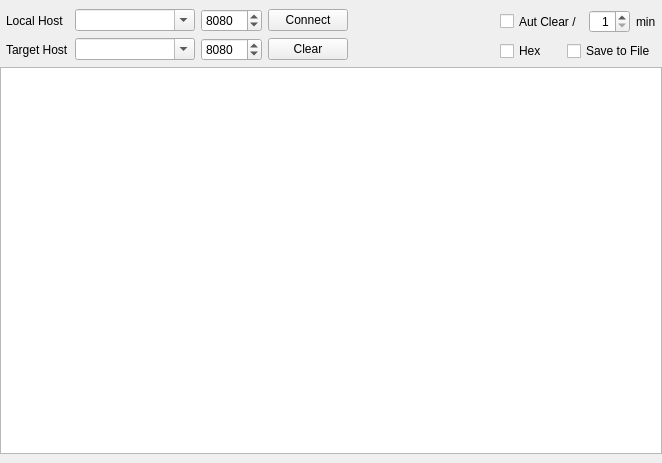
The window that ls_pagetcpclient.ui (long568/LoSocket) describes before a commit, drawn with Qt 5.
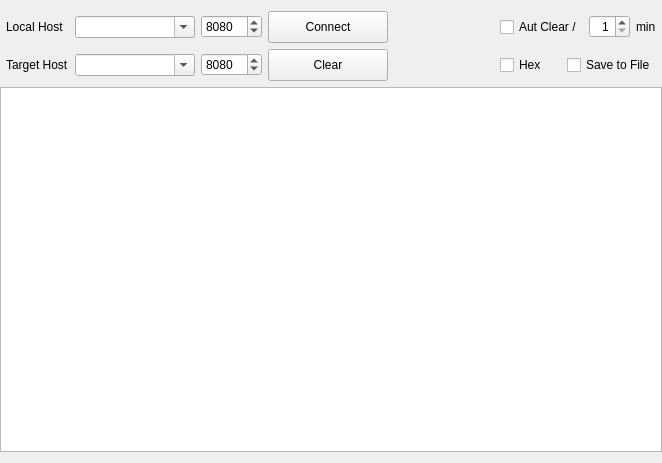
The same window after the commit.

Patch:
```diff
--- a/ls_pagetcpclient.ui
+++ b/ls_pagetcpclient.ui
@@ -14,18 +14,15 @@
    <string>Form</string>
   </property>
   <layout class="QVBoxLayout" name="verticalLayout_3" stretch="0,1">
+   <property name="spacing">
+    <number>6</number>
+   </property>
    <property name="leftMargin">
     <number>0</number>
    </property>
-   <property name="topMargin">
-    <number>9</number>
-   </property>
    <property name="rightMargin">
     <number>0</number>
    </property>
-   <property name="bottomMargin">
-    <number>9</number>
-   </property>
    <item>
     <layout class="QHBoxLayout" name="horizontalLayout_5" stretch="0,1,0">
      <property name="leftMargin">
@@ -35,7 +32,7 @@
       <number>6</number>
      </property>
      <item>
-      <layout class="QVBoxLayout" name="verticalLayout">
+      <layout class="QVBoxLayout" name="verticalLayout" stretch="1,1">
        <item>
         <layout class="QHBoxLayout" name="horizontalLayout" stretch="0,1,0,0,0">
          <item>
@@ -89,6 +86,12 @@
          </item>
          <item>
           <widget class="QPushButton" name="bnConnect">
+           <property name="minimumSize">
+            <size>
+             <width>120</width>
+             <height>32</height>
+            </size>
+           </property>
            <property name="text">
             <string>Connect</string>
            </property>
@@ -149,6 +152,12 @@
          </item>
          <item>
           <widget class="QPushButton" name="bnClear">
+           <property name="minimumSize">
+            <size>
+             <width>120</width>
+             <height>32</height>
+            </size>
+           </property>
            <property name="text">
             <string>Clear</string>
            </property>
@@ -172,7 +181,7 @@
       </spacer>
      </item>
      <item>
-      <layout class="QVBoxLayout" name="verticalLayout_2">
+      <layout class="QVBoxLayout" name="verticalLayout_2" stretch="1,1">
        <item>
         <layout class="QHBoxLayout" name="horizontalLayout_3">
          <item>
@@ -180,7 +189,13 @@
            <property name="minimumSize">
             <size>
              <width>0</width>
-             <height>23</height>
+             <height>32</height>
+            </size>
+           </property>
+           <property name="maximumSize">
+            <size>
+             <width>16777215</width>
+             <height>32</height>
             </size>
            </property>
            <property name="text">
@@ -211,6 +226,18 @@
         <layout class="QHBoxLayout" name="horizontalLayout_4">
          <item>
           <widget class="QCheckBox" name="cbHex">
+           <property name="minimumSize">
+            <size>
+             <width>0</width>
+             <height>32</height>
+            </size>
+           </property>
+           <property name="maximumSize">
+            <size>
+             <width>16777215</width>
+             <height>32</height>
+            </size>
+           </property>
            <property name="text">
             <string>Hex</string>
            </property>
@@ -238,8 +265,8 @@
       <string>&lt;!DOCTYPE HTML PUBLIC &quot;-//W3C//DTD HTML 4.0//EN&quot; &quot;http://www.w3.org/TR/REC-html40/strict.dtd&quot;&gt;
 &lt;html&gt;&lt;head&gt;&lt;meta name=&quot;qrichtext&quot; content=&quot;1&quot; /&gt;&lt;style type=&quot;text/css&quot;&gt;
 p, li { white-space: pre-wrap; }
-&lt;/style&gt;&lt;/head&gt;&lt;body style=&quot; font-family:'SimSun'; font-size:9pt; font-weight:400; font-style:normal;&quot;&gt;
-&lt;p style=&quot;-qt-paragraph-type:empty; margin-top:0px; margin-bottom:0px; margin-left:0px; margin-right:0px; -qt-block-indent:0; text-indent:0px;&quot;&gt;&lt;br /&gt;&lt;/p&gt;&lt;/body&gt;&lt;/html&gt;</string>
+&lt;/style&gt;&lt;/head&gt;&lt;body style=&quot; font-family:'.SF NS Text'; font-size:13pt; font-weight:400; font-style:normal;&quot;&gt;
+&lt;p style=&quot;-qt-paragraph-type:empty; margin-top:0px; margin-bottom:0px; margin-left:0px; margin-right:0px; -qt-block-indent:0; text-indent:0px; font-family:'SimSun'; font-size:9pt;&quot;&gt;&lt;br /&gt;&lt;/p&gt;&lt;/body&gt;&lt;/html&gt;</string>
      </property>
     </widget>
    </item>
```
